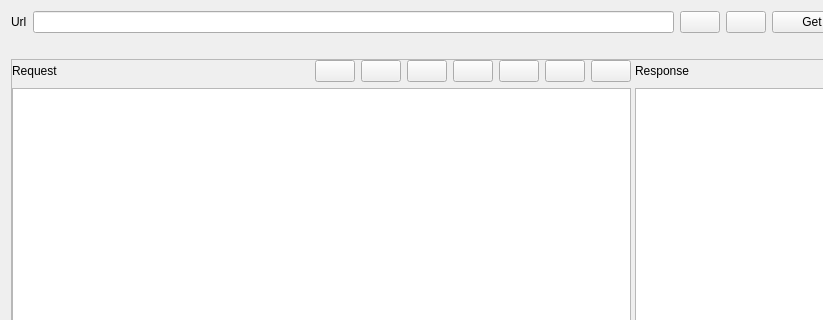
Above: src/widgets/apitesterwidget.ui from N1vn0vem8er/cutetoolbox before the change; both pictures show x 0 to 823 and y 0 to 320 of the 1035 by 762 pixel window. Below: the same form after it.
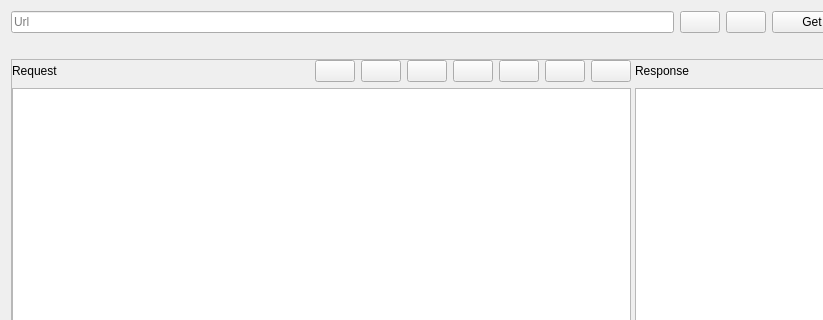
That is the form after the change. Icons and pictures are not drawn. Custom widgets are drawn as their Qt base class.

Commit message: Removed url label

```diff
--- a/src/widgets/apitesterwidget.ui
+++ b/src/widgets/apitesterwidget.ui
@@ -17,14 +17,10 @@
    <item>
     <layout class="QHBoxLayout" name="horizontalLayout">
      <item>
-      <widget class="QLabel" name="label">
-       <property name="text">
+      <widget class="QLineEdit" name="urlLineEdit">
+       <property name="placeholderText">
         <string>Url</string>
        </property>
-      </widget>
-     </item>
-     <item>
-      <widget class="QLineEdit" name="urlLineEdit">
        <property name="clearButtonEnabled">
         <bool>true</bool>
        </property>
```
